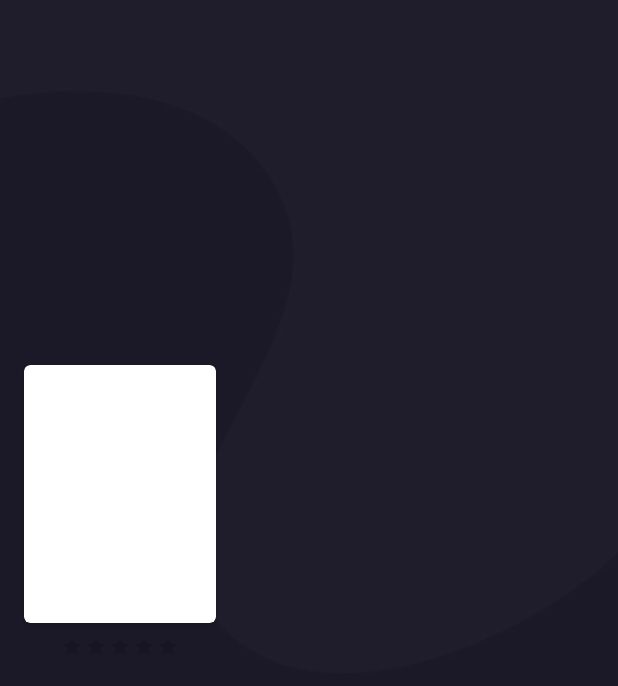
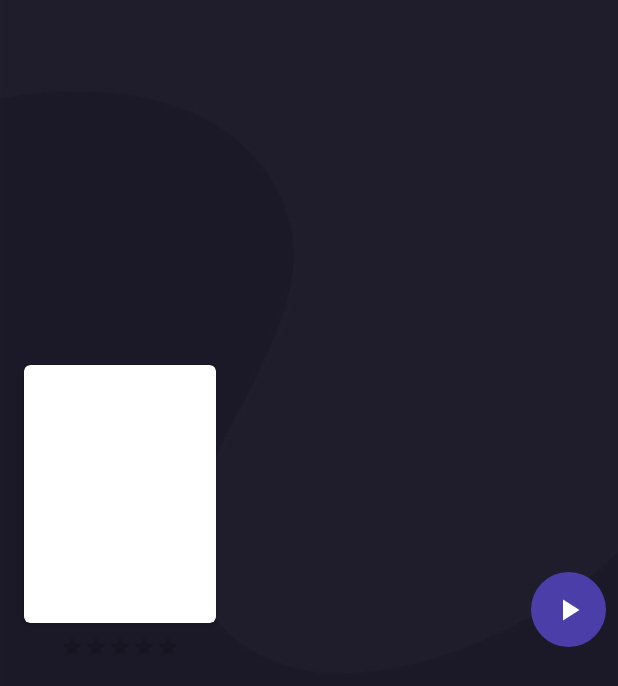
Before and after one commit to mikhaelAPG/Theatrum, an Android app: the MovieDetailsActivity screen opened directly, with no data from a screen before it, on a phone screen of 412 x 824 dp. Shown: the top 686 px of the screen. Run offline under Robolectric (Android 15) with nearby library versions, the phone set to English and light mode, and no system bars; pictures from the network do not load; 2 statements that could not run were skipped.

Commit message:
db local and trailer
save movie to local and play trailer

```diff
--- a/app/src/main/java/com/example/theatrum/Movie.kt
+++ b/app/src/main/java/com/example/theatrum/Movie.kt
@@ -9,5 +9,6 @@ data class Movie(
     @SerializedName("poster_path") val posterPath: String,
     @SerializedName("backdrop_path") val backdropPath: String,
     @SerializedName("vote_average") val rating: Float,
-    @SerializedName("release_date") val releaseDate: String
+    @SerializedName("release_date") val releaseDate: String,
+    @SerializedName("key") val key: String
 )
--- a/app/src/main/java/com/example/theatrum/MovieDetailsActivity.kt
+++ b/app/src/main/java/com/example/theatrum/MovieDetailsActivity.kt
@@ -1,7 +1,10 @@
 package com.example.theatrum
 
+import android.content.Intent
 import androidx.appcompat.app.AppCompatActivity
 import android.os.Bundle
+import android.util.Log
+import android.widget.ImageButton
 import android.widget.ImageView
 import android.widget.RatingBar
 import android.widget.TextView
@@ -24,10 +27,12 @@ class MovieDetailsActivity : AppCompatActivity() {
     private lateinit var rating: RatingBar
     private lateinit var releaseDate: TextView
     private lateinit var overview: TextView
+    private lateinit var play_btn: ImageButton
 
     override fun onCreate(savedInstanceState: Bundle?) {
         super.onCreate(savedInstanceState)
         setContentView(R.layout.activity_movie_details)
+        val extras = intent.extras
 
         backdrop = findViewById(R.id.movie_backdrop)
         poster = findViewById(R.id.movie_poster)
@@ -35,14 +40,28 @@ class MovieDetailsActivity : AppCompatActivity() {
         rating = findViewById(R.id.movie_rating)
         releaseDate = findViewById(R.id.movie_release_date)
         overview = findViewById(R.id.movie_overview)
+        play_btn = findViewById(R.id.play_trailer)
 
-        val extras = intent.extras
+        play_btn.setOnClickListener{
+            if (extras != null) {
+                MoviesRepository.getTrailer(extras.getLong("id").toInt(), ::showTrailer)
+            }
+        }
+
+        Log.d("BBBBBB", extras?.getLong("id").toString())
 
         if (extras != null) {
             populateDetails(extras)
         } else {
             finish()
         }
+    }
+
+    private fun showTrailer(trailer: ArrayList<Trailer>){
+        Log.d("AAAAA",trailer.toString())
+        val intent = Intent(this, showTrailer::class.java)
+        intent.putExtra("key", trailer[0].key)
+        startActivity(intent)
     }
 
     private fun populateDetails(extras: Bundle) {
--- /dev/null
+++ b/app/src/main/res/drawable/ic_baseline_play_arrow_24.xml
@@ -0,0 +1,5 @@
+<vector android:height="24dp" android:tint="#FFFFFF"
+    android:viewportHeight="24" android:viewportWidth="24"
+    android:width="24dp" xmlns:android="http://schemas.android.com/apk/res/android">
+    <path android:fillColor="@android:color/white" android:pathData="M8,5v14l11,-7z"/>
+</vector>
--- a/app/src/main/res/layout/activity_movie_details.xml
+++ b/app/src/main/res/layout/activity_movie_details.xml
@@ -1,6 +1,7 @@
 <?xml version="1.0" encoding="utf-8"?>
 <androidx.core.widget.NestedScrollView xmlns:android="http://schemas.android.com/apk/res/android"
     xmlns:app="http://schemas.android.com/apk/res-auto"
+    xmlns:tools="http://schemas.android.com/tools"
     android:layout_width="match_parent"
     android:layout_height="match_parent"
     android:background="@drawable/splash"
@@ -96,6 +97,18 @@
             app:layout_constraintStart_toStartOf="@+id/movie_poster_card"
             app:layout_constraintTop_toBottomOf="@+id/movie_poster_card" />
 
+        <ImageButton
+            android:id="@+id/play_trailer"
+            android:layout_width="50dp"
+            android:layout_height="50dp"
+            android:layout_marginTop="11dp"
+            android:layout_marginEnd="8dp"
+
+            android:background="@drawable/button_round"
+            app:layout_constraintEnd_toEndOf="parent"
+            app:layout_constraintTop_toBottomOf="@+id/movie_title"
+            app:srcCompat="@drawable/ic_baseline_play_arrow_24" />
+
     </androidx.constraintlayout.widget.ConstraintLayout>
 
 </androidx.core.widget.NestedScrollView>
```
Also changed, not shown: app/src/main/AndroidManifest.xml (+9 -1 lines), app/src/main/java/com/example/theatrum/Api.kt (+7 -0 lines), app/src/main/java/com/example/theatrum/GetTrailerResponse.kt (added, +8 -0 lines), app/src/main/java/com/example/theatrum/HomeFragment.kt (+43 -0 lines), app/src/main/java/com/example/theatrum/MoviesRepository.kt (+27 -0 lines), app/src/main/java/com/example/theatrum/Trailer.kt (added, +12 -0 lines), app/src/main/java/com/example/theatrum/db/DatabaseContract.kt (added, +18 -0 lines), app/src/main/java/com/example/theatrum/db/DatabaseHelper.kt (added, +31 -0 lines), app/src/main/java/com/example/theatrum/db/MovieHelper.kt (added, +45 -0 lines), app/src/main/java/com/example/theatrum/showTrailer.kt (added, +15 -0 lines), app/src/main/res/layout/activity_show_trailer.xml (added, +17 -0 lines).
